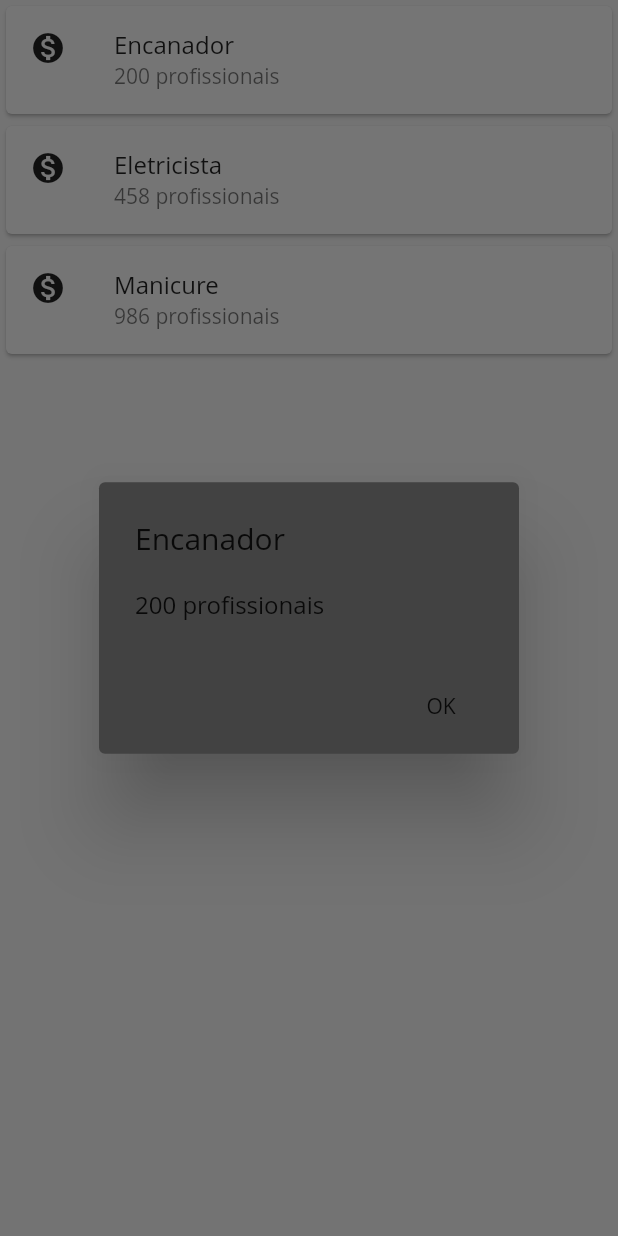
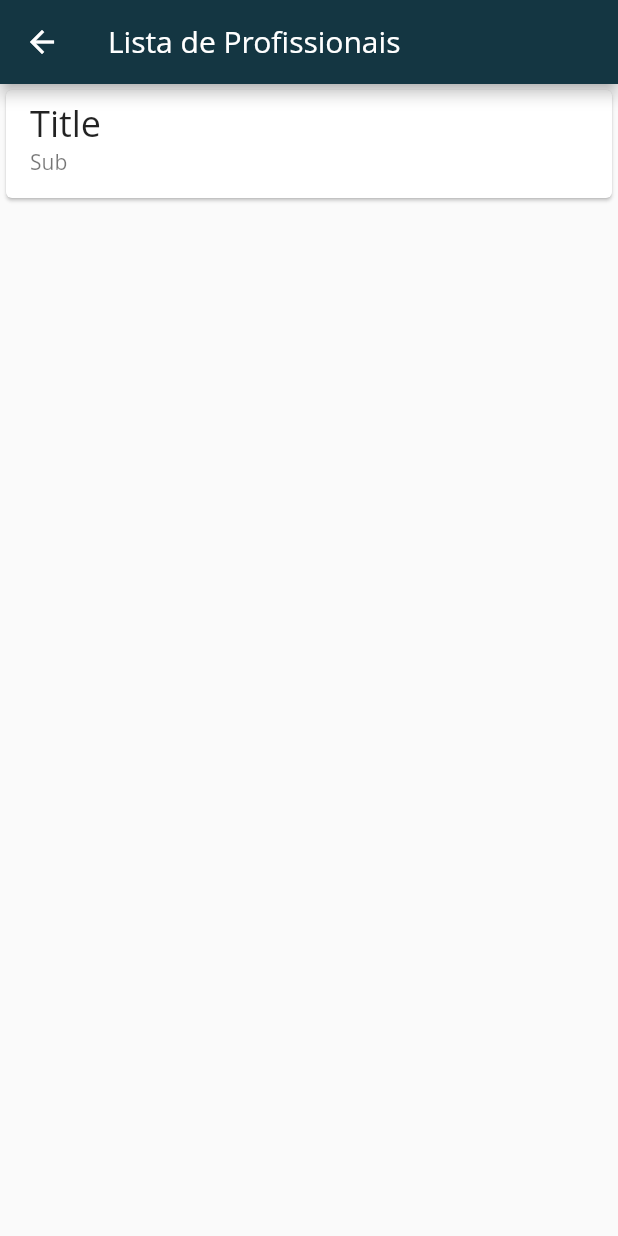
Before and after one commit to Rafasystec/app-genius7, a Flutter app: the InitialList widget shown alone on an empty page, opened directly, after a tap on "Encanador", on a phone screen of 412 x 824 dp. Run offline on Flutter 3.47's test engine with Material 2 defaults, Android fonts, the phone set to English and light mode, and no system bars; our stand-ins replace firebase_auth, flutter_screenutil, mvc_pattern; missing offline and left inert: dart_json_mapper, flutter_facebook_login; accounts and stored records are empty; network calls fail; Roboto replaces fonts that are missing (Open Sans).

Commit message:
refactoring the code

```diff
--- a/lib/Screens/Profile.dart
+++ b/lib/Screens/Profile.dart
@@ -1,5 +1,6 @@
 import 'package:app/Objects/Location.dart';
 import 'package:app/Objects/user.dart';
+import 'package:app/Screens/list_pro.dart';
 import 'package:app/response/ResponseAreaPro.dart';
 import 'package:flutter/material.dart';
 //import 'package:momentum/Objects/user.dart';
@@ -34,76 +35,38 @@ class Profile extends StatelessWidget {
     );
   }
 
-
-
-  /** _displayUserData(profileData) {
-    return Column(
-      mainAxisSize: MainAxisSize.min,
-      children: <Widget>[
-        Container(
-          height: 200.0,
-          width: 200.0,
-          decoration: BoxDecoration(
-            shape: BoxShape.circle,
-            image: DecorationImage(
-              fit: BoxFit.fill,
-               image: NetworkImage(
-                profileData['picture']['data']['url'],
-              ),
-
-            ),
-          ),
-        ),
-        SizedBox(height: 28.0),
-        Text(
-          "Logged in as: ${profileData['name']}",
-          style: TextStyle(
-            fontSize: 20.0,
-          ),
-        ),
-      ],
-    );
-}*/
-
 }
 
 class InitialList extends StatelessWidget{
   List<ResponseAreaPro> list = [
-    ResponseAreaPro('Encanador','200 profissionais'),
-    ResponseAreaPro('Eletricista','458 profissionais'),
-    ResponseAreaPro('Manicure','986 profissionais'),];
+    ResponseAreaPro('Encanador','200 profissionais','iconURL',1),
+    ResponseAreaPro('Eletricista','458 profissionais','iconURL',2),
+    ResponseAreaPro('Manicure','986 profissionais','iconURL',3),];
   @override
   Widget build(BuildContext context) {
     return new ListView.builder(
         itemCount: list == null ? 0 : list.length,
         itemBuilder: (BuildContext context, int index){
           var item = list[index];
-          return InitialListItem(item.title,item.description);
+          return InitialListItem(item);
         });
-//    return Column(
-//      children: <Widget>[
-//        InitialListItem(),
-//        InitialListItem()
-//      ],
-//    );
   }
 }
 
 class InitialListItem extends StatelessWidget{
-  final String title;
-  final String subtitle;
-  InitialListItem(this.title,this.subtitle);
+  final ResponseAreaPro _responseAreaPro;
+  InitialListItem(this._responseAreaPro);
 
   @override
   Widget build(BuildContext context) {
     return Card(
       child: ListTile(
         onTap: (){
-          _showMyDialog(context,title,subtitle);
+          Navigator.of(context).push(MaterialPageRoute(builder: (context) => ListPro(_responseAreaPro.idArea)));
         },
-        leading: Icon(Icons.monetization_on),
-        title: Text(title),
-        subtitle: Text(subtitle),
+        leading: Image.network(_responseAreaPro.iconURL),
+        title: Text(_responseAreaPro.title),
+        subtitle: Text(_responseAreaPro.description),
       ),
     );
   }
--- /dev/null
+++ b/lib/Screens/list_pro.dart
@@ -0,0 +1,26 @@
+import 'package:flutter/material.dart';
+
+class ListPro extends StatelessWidget{
+  final int idAreaPro;
+  ListPro(this.idAreaPro);
+  @override
+  Widget build(BuildContext context) {
+    debugPrint('Area id: $idAreaPro');
+    return Scaffold(
+      appBar: AppBar(
+        title: Text('Lista de Profissionais'),
+      ),
+      body: ListView(
+        children: <Widget>[
+          Card(
+            child: ListTile(
+              title: Text('Title', style: TextStyle(fontSize: 24.0)),
+              subtitle: Text('Sub'),
+            ),
+          ),
+        ],
+      ),
+    );
+  }
+
+}
--- a/lib/response/ResponseAreaPro.dart
+++ b/lib/response/ResponseAreaPro.dart
@@ -1,8 +1,9 @@
 class ResponseAreaPro {
-
+  final int idArea;
   final String title;
   final String description;
+  final String iconURL;
 
-  ResponseAreaPro(this.title,this.description);
+  ResponseAreaPro(this.title,this.description,this.iconURL,this.idArea);
 
 }
```
